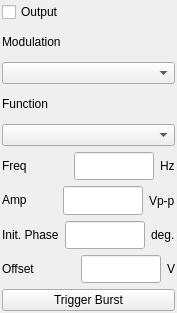
First picture: the form in modules/funcsynth/funcsynthform.ui, repository northriv/KAME, before the edit.
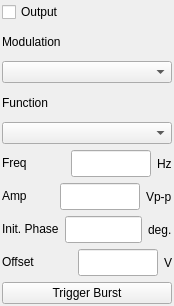
Second picture: the form after the edit.

Patch:
```diff
--- a/modules/funcsynth/funcsynthform.ui
+++ b/modules/funcsynth/funcsynthform.ui
@@ -6,22 +6,14 @@
    <rect>
     <x>0</x>
     <y>0</y>
-    <width>177</width>
-    <height>313</height>
+    <width>174</width>
+    <height>306</height>
    </rect>
   </property>
   <property name="windowTitle">
    <string>Function Synthesizer Control</string>
   </property>
   <widget class="QWidget" name="widget">
-   <property name="geometry">
-    <rect>
-     <x>0</x>
-     <y>0</y>
-     <width>177</width>
-     <height>313</height>
-    </rect>
-   </property>
    <layout class="QGridLayout">
     <property name="margin">
      <number>2</number>
```
Left out of the diff: 2 changed lines with no effect on the pictures.
